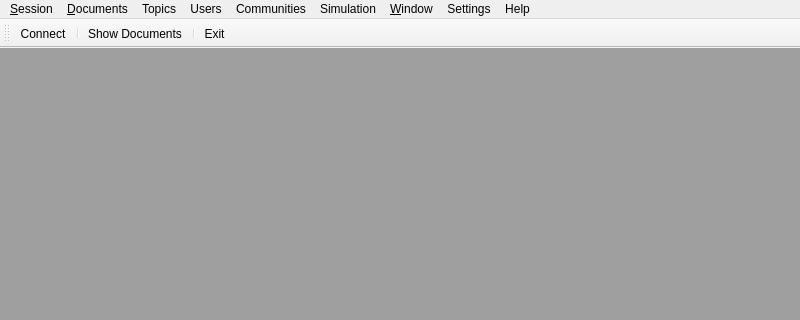
The window that qgalilei/qgalileiwin.ui (pfrancq/galilei) describes before a commit, drawn with Qt 5; both pictures show x 0 to 800 and y 0 to 320 of the 800 by 600 pixel window.
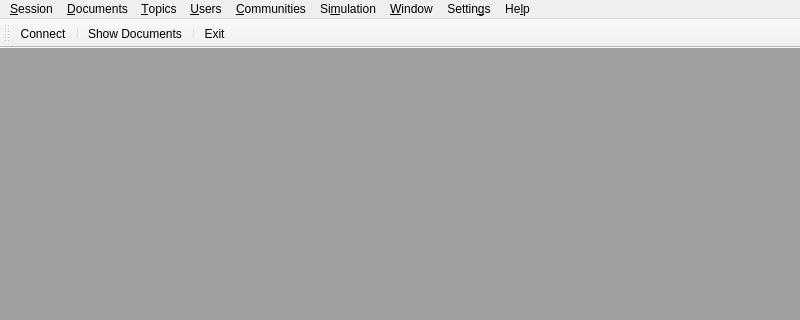
The same window after the commit. Icons and pictures are not drawn.

What changed in the file:
```diff
--- a/qgalilei/qgalileiwin.ui
+++ b/qgalilei/qgalileiwin.ui
@@ -41,7 +41,7 @@
      <x>0</x>
      <y>0</y>
      <width>800</width>
-     <height>20</height>
+     <height>34</height>
     </rect>
    </property>
    <widget class="QMenu" name="menuSession">
@@ -84,7 +84,7 @@
    </widget>
    <widget class="QMenu" name="menuTopics">
     <property name="title">
-     <string>Topics</string>
+     <string>&amp;Topics</string>
     </property>
     <addaction name="aShowClasses"/>
     <addaction name="separator"/>
@@ -94,7 +94,7 @@
    </widget>
    <widget class="QMenu" name="menuUsers">
     <property name="title">
-     <string>Users</string>
+     <string>&amp;Users</string>
     </property>
     <addaction name="aShowUsers"/>
     <addaction name="separator"/>
@@ -104,7 +104,7 @@
    </widget>
    <widget class="QMenu" name="menuCommunities">
     <property name="title">
-     <string>Communities</string>
+     <string>&amp;Communities</string>
     </property>
     <addaction name="aShowCommunities"/>
     <addaction name="separator"/>
@@ -113,7 +113,7 @@
    </widget>
    <widget class="QMenu" name="menuSimulation">
     <property name="title">
-     <string>Simulation</string>
+     <string>Si&amp;mulation</string>
     </property>
     <addaction name="aRepairSubjects"/>
     <addaction name="separator"/>
@@ -143,7 +143,7 @@
    </widget>
    <widget class="QMenu" name="menuSettings">
     <property name="title">
-     <string>Settings</string>
+     <string>Settin&amp;gs</string>
     </property>
     <addaction name="separator"/>
     <addaction name="aConfigSession"/>
@@ -152,7 +152,7 @@
    </widget>
    <widget class="QMenu" name="menuHelp">
     <property name="title">
-     <string>Help</string>
+     <string>He&amp;lp</string>
     </property>
     <addaction name="aAbout"/>
    </widget>
```
Left out of the diff: 35 changed lines with no effect on the pictures.
